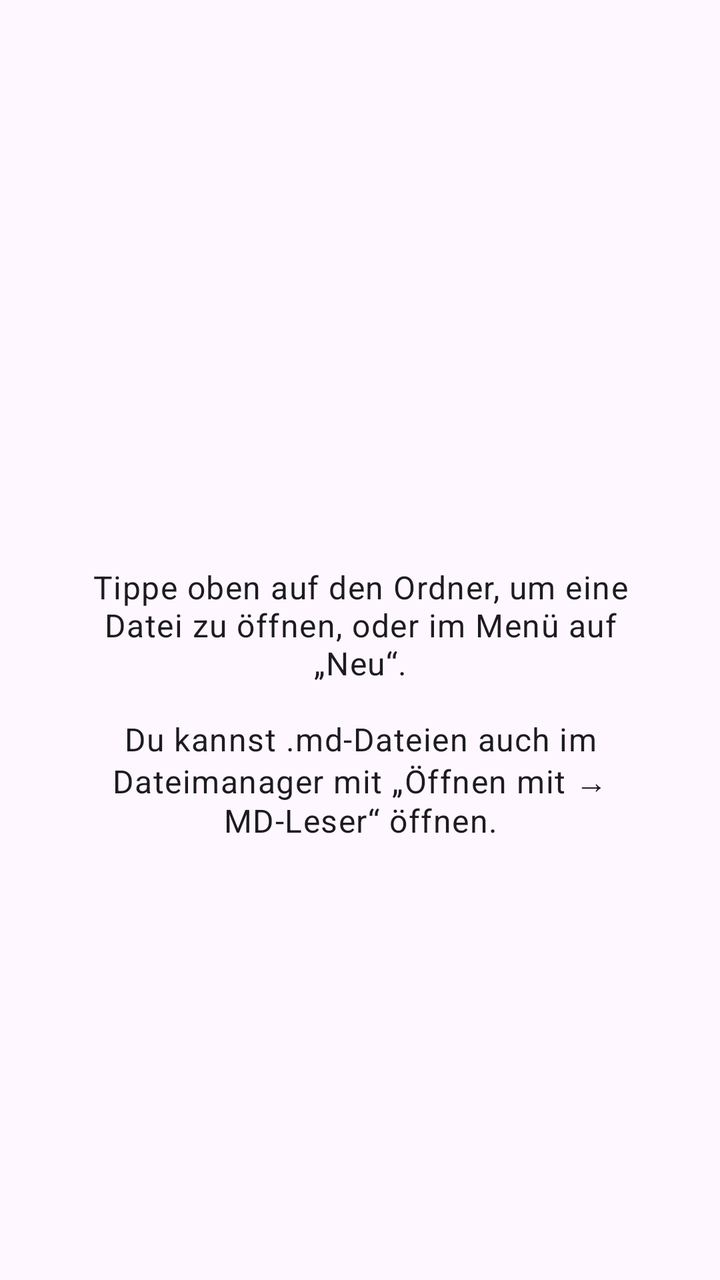
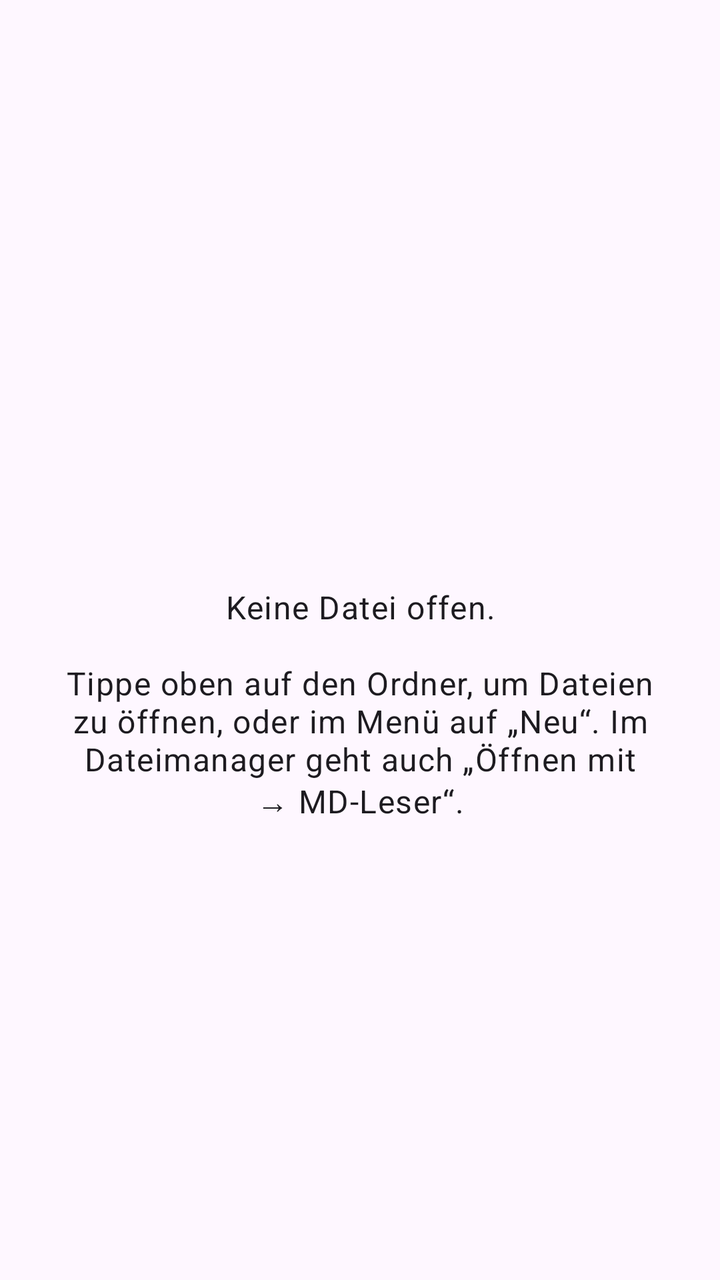

Compare the two renders of this Android layout. The source of the first and the diff that turns it into the second are given below.
<!-- AndroidManifest.xml: application theme Theme.MdLeser -->
<!-- res/layout/activity_main.xml -->
<?xml version="1.0" encoding="utf-8"?>
<LinearLayout xmlns:android="http://schemas.android.com/apk/res/android"
    xmlns:tools="http://schemas.android.com/tools"
    android:id="@+id/root"
    android:layout_width="match_parent"
    android:layout_height="match_parent"
    android:orientation="vertical">

    <com.google.android.material.appbar.MaterialToolbar
        android:id="@+id/toolbar"
        android:layout_width="match_parent"
        android:layout_height="?attr/actionBarSize" />

    <FrameLayout
        android:id="@+id/content"
        android:layout_width="match_parent"
        android:layout_height="0dp"
        android:layout_weight="1">

        
        <androidx.core.widget.NestedScrollView
            android:id="@+id/scroll"
            android:layout_width="match_parent"
            android:layout_height="match_parent"
            android:visibility="gone">

            <TextView
                android:id="@+id/text"
                android:layout_width="match_parent"
                android:layout_height="wrap_content"
                android:lineSpacingMultiplier="1.15"
                android:paddingStart="18dp"
                android:paddingTop="12dp"
                android:paddingEnd="18dp"
                android:paddingBottom="48dp"
                android:textColor="?android:attr/textColorPrimary" />
        </androidx.core.widget.NestedScrollView>

        
        <EditText
            android:id="@+id/editor"
            android:layout_width="match_parent"
            android:layout_height="match_parent"
            android:background="@null"
            android:fontFamily="monospace"
            android:gravity="top|start"
            android:imeOptions="flagNoExtractUi"
            android:importantForAutofill="no"
            android:inputType="textMultiLine|textNoSuggestions"
            android:paddingStart="12dp"
            android:paddingTop="8dp"
            android:paddingEnd="12dp"
            android:paddingBottom="48dp"
            android:scrollbars="vertical"
            android:textColor="?android:attr/textColorPrimary"
            android:visibility="gone"
            tools:ignore="LabelFor" />

        <TextView
            android:id="@+id/empty"
            android:layout_width="match_parent"
            android:layout_height="match_parent"
            android:gravity="center"
            android:padding="32dp"
            android:text="@string/leer"
            android:textAppearance="?attr/textAppearanceBodyLarge" />

        <ProgressBar
            android:id="@+id/progress"
            android:layout_width="wrap_content"
            android:layout_height="wrap_content"
            android:layout_gravity="center"
            android:visibility="gone" />
    </FrameLayout>
</LinearLayout>
<!-- resources referenced by this layout -->
<resources>
  <string name="leer">Tippe oben auf den Ordner, um eine Datei zu öffnen, oder im Menü auf „Neu“.\n\nDu kannst .md-Dateien auch im Dateimanager mit „Öffnen mit → MD-Leser“ öffnen.</string>
  <style name="Theme.MdLeser" parent="Theme.Material3.DayNight.NoActionBar">
          <item name="android:statusBarColor">@android:color/transparent</item>
          <item name="android:navigationBarColor">@android:color/transparent</item>
      </style>
</resources>

<!-- the commit's change to res/layout/activity_main.xml (unified diff, before → after) -->
@@ -1,6 +1,6 @@
 <?xml version="1.0" encoding="utf-8"?>
 <LinearLayout xmlns:android="http://schemas.android.com/apk/res/android"
-    xmlns:tools="http://schemas.android.com/tools"
+    xmlns:app="http://schemas.android.com/apk/res-auto"
     android:id="@+id/root"
     android:layout_width="match_parent"
     android:layout_height="match_parent"
@@ -10,6 +10,16 @@
         android:id="@+id/toolbar"
         android:layout_width="match_parent"
         android:layout_height="?attr/actionBarSize" />
+
+    <com.google.android.material.tabs.TabLayout
+        android:id="@+id/tabs"
+        android:layout_width="match_parent"
+        android:layout_height="40dp"
+        android:visibility="gone"
+        app:tabGravity="start"
+        app:tabMode="scrollable"
+        app:tabPaddingEnd="4dp"
+        app:tabPaddingStart="12dp" />
 
     <FrameLayout
         android:id="@+id/content"
@@ -37,24 +47,11 @@
         </androidx.core.widget.NestedScrollView>
 
         
-        <EditText
+        <io.github.rosemoe.sora.widget.CodeEditor
             android:id="@+id/editor"
             android:layout_width="match_parent"
             android:layout_height="match_parent"
-            android:background="@null"
-            android:fontFamily="monospace"
-            android:gravity="top|start"
-            android:imeOptions="flagNoExtractUi"
-            android:importantForAutofill="no"
-            android:inputType="textMultiLine|textNoSuggestions"
-            android:paddingStart="12dp"
-            android:paddingTop="8dp"
-            android:paddingEnd="12dp"
-            android:paddingBottom="48dp"
-            android:scrollbars="vertical"
-            android:textColor="?android:attr/textColorPrimary"
-            android:visibility="gone"
-            tools:ignore="LabelFor" />
+            android:visibility="gone" />
 
         <TextView
             android:id="@+id/empty"
<!-- resource entries referenced after the edit -->
@@ -1,6 +1,6 @@
 <!-- resources referenced by this layout -->
 <resources>
-  <string name="leer">Tippe oben auf den Ordner, um eine Datei zu öffnen, oder im Menü auf „Neu“.\n\nDu kannst .md-Dateien auch im Dateimanager mit „Öffnen mit → MD-Leser“ öffnen.</string>
+  <string name="leer">Keine Datei offen.\n\nTippe oben auf den Ordner, um Dateien zu öffnen, oder im Menü auf „Neu“. Im Dateimanager geht auch „Öffnen mit → MD-Leser“.</string>
   <style name="Theme.MdLeser" parent="Theme.Material3.DayNight.NoActionBar">
           <item name="android:statusBarColor">@android:color/transparent</item>
           <item name="android:navigationBarColor">@android:color/transparent</item>
